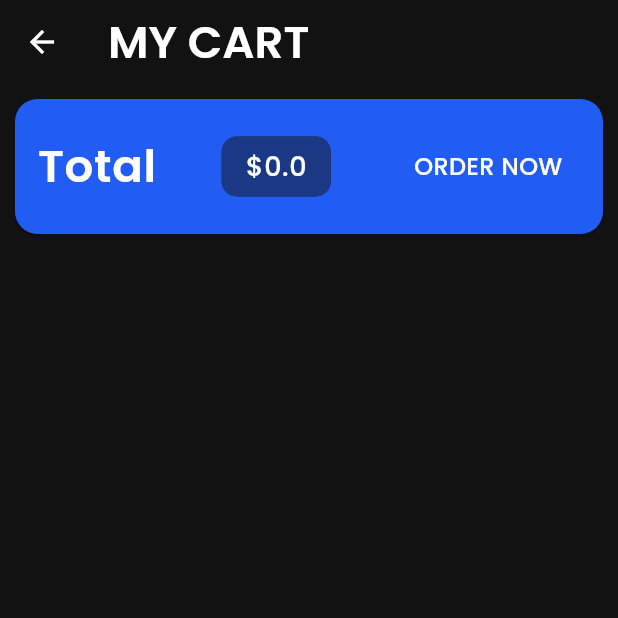
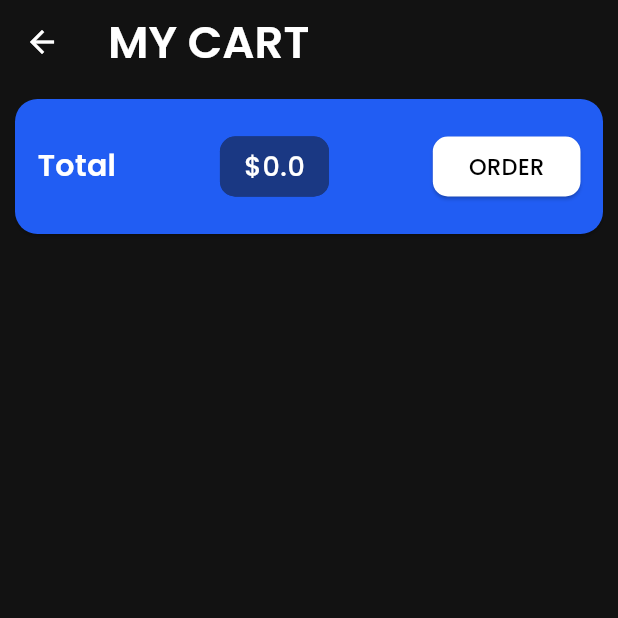
Before and after one commit to manoharacharyaa/shopin, a Flutter app: the CartScreen screen opened by its route, on a phone screen of 412 x 824 dp, the top half of it. Run offline on Flutter 3.47's test engine with Material 3 defaults, Android fonts, the phone set to English and light mode, and no system bars; our stand-ins replace google_fonts, logger; network calls fail.

Commit message:
22.some quick fixes

```diff
--- a/lib/screens/cart_screen.dart
+++ b/lib/screens/cart_screen.dart
@@ -33,9 +33,11 @@ class CartScreen extends StatelessWidget {
                 child: Row(
                   mainAxisAlignment: MainAxisAlignment.spaceBetween,
                   children: [
-                    Text(
+                    Flexible(
+                      child: Text(
                         'Total',
-                      style: Theme.of(context).textTheme.bodyLarge,
+                        style: Theme.of(context).textTheme.bodyMedium,
+                      ),
                     ),
                     Chip(
                       label: Text(
@@ -48,7 +50,8 @@ class CartScreen extends StatelessWidget {
                       side: BorderSide.none,
                       backgroundColor: transparentBlue,
                     ),
-                    TextButton(
+                    Flexible(
+                      child: ElevatedButton(
                         onPressed: () {
                           Provider.of<Orders>(context, listen: false).addOrder(
                             cart.items.values.toList(),
@@ -56,11 +59,23 @@ class CartScreen extends StatelessWidget {
                           );
                           cart.clear();
                         },
+                        style: ButtonStyle(
+                          shape: MaterialStatePropertyAll(
+                            RoundedRectangleBorder(
+                              borderRadius: BorderRadius.circular(10),
+                            ),
+                          ),
+                          backgroundColor:
+                              const MaterialStatePropertyAll(white),
+                        ),
                         child: Text(
-                        'ORDER NOW',
-                        style: Theme.of(context).textTheme.bodyMedium!.copyWith(
-                              fontSize: 16,
+                          'ORDER',
+                          style:
+                              Theme.of(context).textTheme.bodyMedium!.copyWith(
+                                    fontSize: 15,
                                     fontWeight: FontWeight.w500,
+                                    color: Colors.black,
+                                  ),
                         ),
                       ),
                     ),
--- a/lib/widgets/cart_item.dart
+++ b/lib/widgets/cart_item.dart
@@ -85,11 +85,12 @@ class CartItem extends StatelessWidget {
               ),
               title: Text(
                 title,
-                style: Theme.of(context).textTheme.bodyMedium,
+                style: Theme.of(context).textTheme.bodySmall,
+                maxLines: 1,
               ),
               subtitle: Text(
                 'Total: \$${(price * quantity)}',
-                style: Theme.of(context).textTheme.bodySmall,
+                style: Theme.of(context).textTheme.titleSmall,
               ),
               trailing: Text(
                 '$quantity X',
```
Lines whose indentation alone changed are shown as unchanged.
